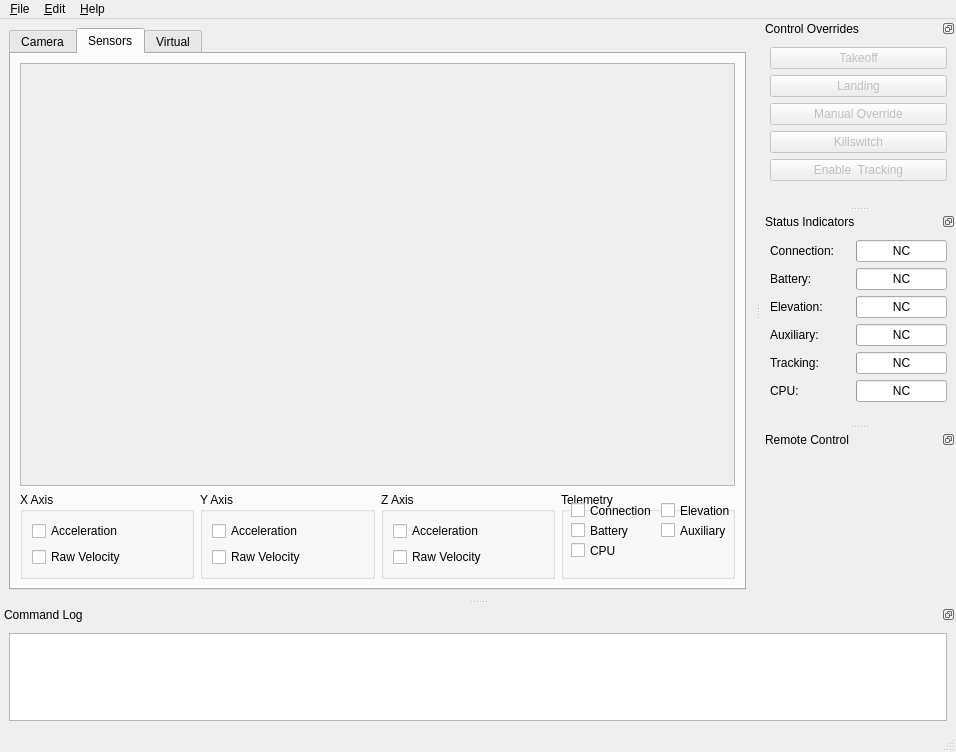
First picture: the form in heliview/src/ApplicationFrame.ui, repository gcsmith/ktgt-uav-desktop, before the edit.
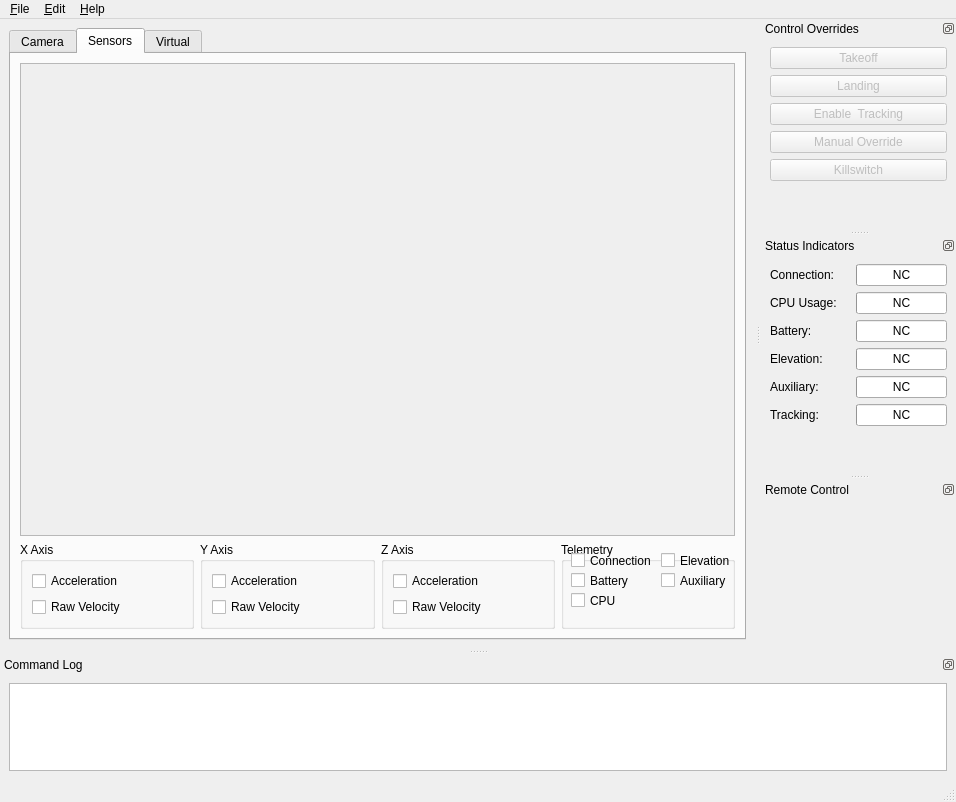
Second picture: the form after the edit. The open tabs and pages were chosen to show the change. Icons and pictures are not drawn.

Diff of the .ui file:
```diff
--- a/heliview/src/ApplicationFrame.ui
+++ b/heliview/src/ApplicationFrame.ui
@@ -7,7 +7,7 @@
     <x>0</x>
     <y>0</y>
     <width>956</width>
-    <height>752</height>
+    <height>802</height>
    </rect>
   </property>
   <property name="windowTitle">
@@ -64,8 +64,8 @@
             <rect>
              <x>0</x>
              <y>0</y>
-             <width>713</width>
-             <height>438</height>
+             <width>60</width>
+             <height>16</height>
             </rect>
            </property>
           </widget>
@@ -324,6 +324,20 @@
        </property>
       </widget>
      </item>
+     <item>
+      <widget class="QPushButton" name="btnColorTrack">
+       <property name="enabled">
+        <bool>false</bool>
+       </property>
+       <property name="text">
+        <string>Enable  Tracking</string>
+       </property>
+       <property name="icon">
+        <iconset resource="HeliView.qrc">
+         <normaloff>:/data/camera.png</normaloff>:/data/camera.png</iconset>
+       </property>
+      </widget>
+     </item>
      <item>
       <widget class="QPushButton" name="btnOverride">
        <property name="enabled">
@@ -352,20 +366,6 @@
        </property>
       </widget>
      </item>
-     <item>
-      <widget class="QPushButton" name="btnColorTrack">
-       <property name="enabled">
-        <bool>false</bool>
-       </property>
-       <property name="text">
-        <string>Enable  Tracking</string>
-       </property>
-       <property name="icon">
-        <iconset resource="HeliView.qrc">
-         <normaloff>:/data/camera.png</normaloff>:/data/camera.png</iconset>
-       </property>
-      </widget>
-     </item>
      <item>
       <spacer name="verticalSpacer_2">
        <property name="orientation">
@@ -439,6 +439,39 @@
        </item>
       </layout>
      </item>
+     <item>
+      <layout class="QHBoxLayout" name="horizontalLayout_2">
+       <item>
+        <widget class="QLabel" name="lbCpu">
+         <property name="sizePolicy">
+          <sizepolicy hsizetype="Fixed" vsizetype="Preferred">
+           <horstretch>0</horstretch>
+           <verstretch>0</verstretch>
+          </sizepolicy>
+         </property>
+         <property name="minimumSize">
+          <size>
+           <width>80</width>
+           <height>0</height>
+          </size>
+         </property>
+         <property name="text">
+          <string>CPU Usage:</string>
+         </property>
+        </widget>
+       </item>
+       <item>
+        <widget class="QProgressBar" name="cpuStatusBar">
+         <property name="value">
+          <number>0</number>
+         </property>
+         <property name="format">
+          <string>NC</string>
+         </property>
+        </widget>
+       </item>
+      </layout>
+     </item>
      <item>
       <layout class="QHBoxLayout" name="batteryStatusLayout">
        <item>
@@ -595,39 +628,6 @@
        </item>
       </layout>
      </item>
-     <item>
-      <layout class="QHBoxLayout" name="horizontalLayout_2">
-       <item>
-        <widget class="QLabel" name="lbCpu">
-         <property name="sizePolicy">
-          <sizepolicy hsizetype="Fixed" vsizetype="Preferred">
-           <horstretch>0</horstretch>
-           <verstretch>0</verstretch>
-          </sizepolicy>
-         </property>
-         <property name="minimumSize">
-          <size>
-           <width>80</width>
-           <height>0</height>
-          </size>
-         </property>
-         <property name="text">
-          <string>CPU:</string>
-         </property>
-        </widget>
-       </item>
-       <item>
-        <widget class="QProgressBar" name="cpuStatusBar">
-         <property name="value">
-          <number>0</number>
-         </property>
-         <property name="format">
-          <string>NC</string>
-         </property>
-        </widget>
-       </item>
-      </layout>
-     </item>
      <item>
       <spacer name="verticalSpacer">
        <property name="orientation">
@@ -692,8 +692,8 @@
         <string>&lt;!DOCTYPE HTML PUBLIC &quot;-//W3C//DTD HTML 4.0//EN&quot; &quot;http://www.w3.org/TR/REC-html40/strict.dtd&quot;&gt;
 &lt;html&gt;&lt;head&gt;&lt;meta name=&quot;qrichtext&quot; content=&quot;1&quot; /&gt;&lt;style type=&quot;text/css&quot;&gt;
 p, li { white-space: pre-wrap; }
-&lt;/style&gt;&lt;/head&gt;&lt;body style=&quot; font-family:'Sans Serif'; font-size:9pt; font-weight:400; font-style:normal;&quot;&gt;
-&lt;p style=&quot;-qt-paragraph-type:empty; margin-top:0px; margin-bottom:0px; margin-left:0px; margin-right:0px; -qt-block-indent:0; text-indent:0px;&quot;&gt;&lt;/p&gt;&lt;/body&gt;&lt;/html&gt;</string>
+&lt;/style&gt;&lt;/head&gt;&lt;body style=&quot; font-family:'Sans'; font-size:10pt; font-weight:400; font-style:normal;&quot;&gt;
+&lt;p style=&quot;-qt-paragraph-type:empty; margin-top:0px; margin-bottom:0px; margin-left:0px; margin-right:0px; -qt-block-indent:0; text-indent:0px; font-family:'Sans Serif'; font-size:9pt;&quot;&gt;&lt;/p&gt;&lt;/body&gt;&lt;/html&gt;</string>
        </property>
        <property name="tabStopWidth">
         <number>4</number>
```
Left out of the diff: 2 changed lines with no effect on the pictures.
